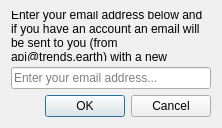
Old version of the form LDMP/gui/DlgSettingsEditForgotPassword.ui in the repository ConservationInternational/trends.earth.
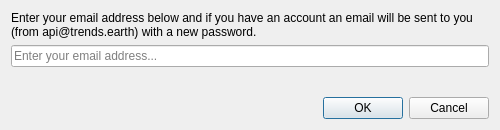
New version of the form.

Commit message: Refactored settings GUI and logic to store credential into QGIS auth infrastructure. Fixes #354 #341 (#362)

What changed in the file:
```diff
--- a/LDMP/gui/DlgSettingsEditForgotPassword.ui
+++ b/LDMP/gui/DlgSettingsEditForgotPassword.ui
@@ -6,16 +6,22 @@
    <rect>
     <x>0</x>
     <y>0</y>
-    <width>218</width>
-    <height>128</height>
+    <width>500</width>
+    <height>130</height>
    </rect>
   </property>
   <property name="sizePolicy">
-   <sizepolicy hsizetype="Fixed" vsizetype="Fixed">
+   <sizepolicy hsizetype="Preferred" vsizetype="Preferred">
     <horstretch>0</horstretch>
     <verstretch>0</verstretch>
    </sizepolicy>
   </property>
+  <property name="minimumSize">
+   <size>
+    <width>500</width>
+    <height>0</height>
+   </size>
+  </property>
   <property name="windowTitle">
    <string>Forgot password</string>
   </property>
@@ -52,6 +58,19 @@
      </property>
     </widget>
    </item>
+   <item>
+    <spacer name="verticalSpacer">
+     <property name="orientation">
+      <enum>Qt::Vertical</enum>
+     </property>
+     <property name="sizeHint" stdset="0">
+      <size>
+       <width>20</width>
+       <height>7</height>
+      </size>
+     </property>
+    </spacer>
+   </item>
    <item>
     <widget class="QDialogButtonBox" name="buttonBox">
      <property name="orientation">
```
The commit also changes 6 other files.
